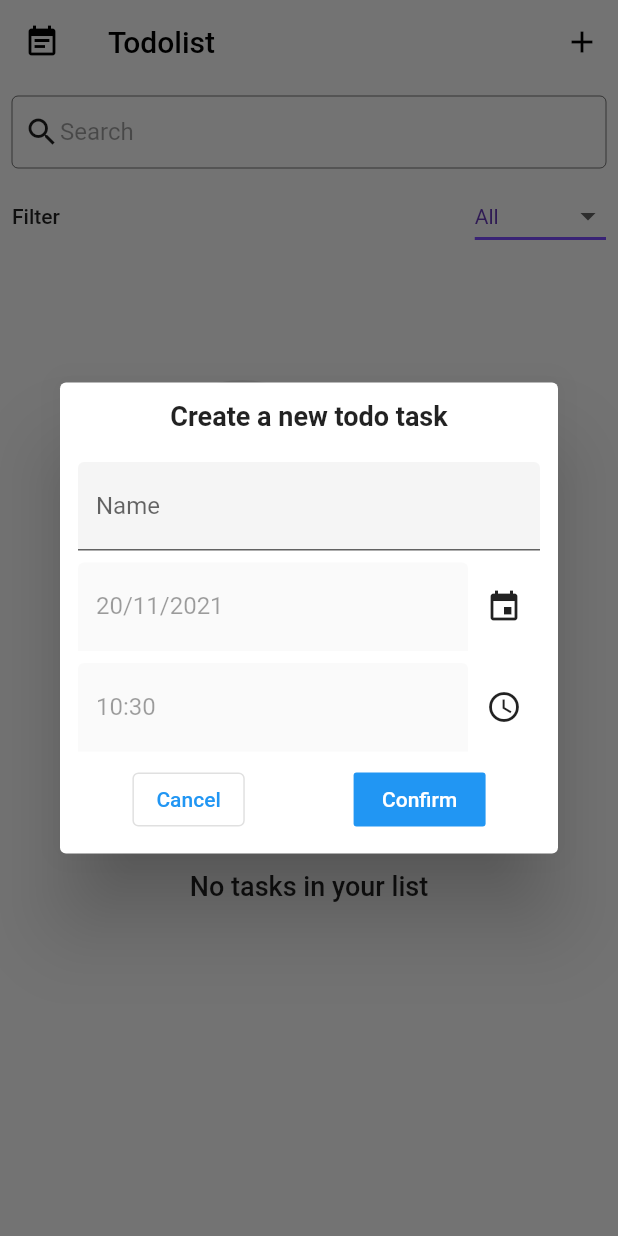
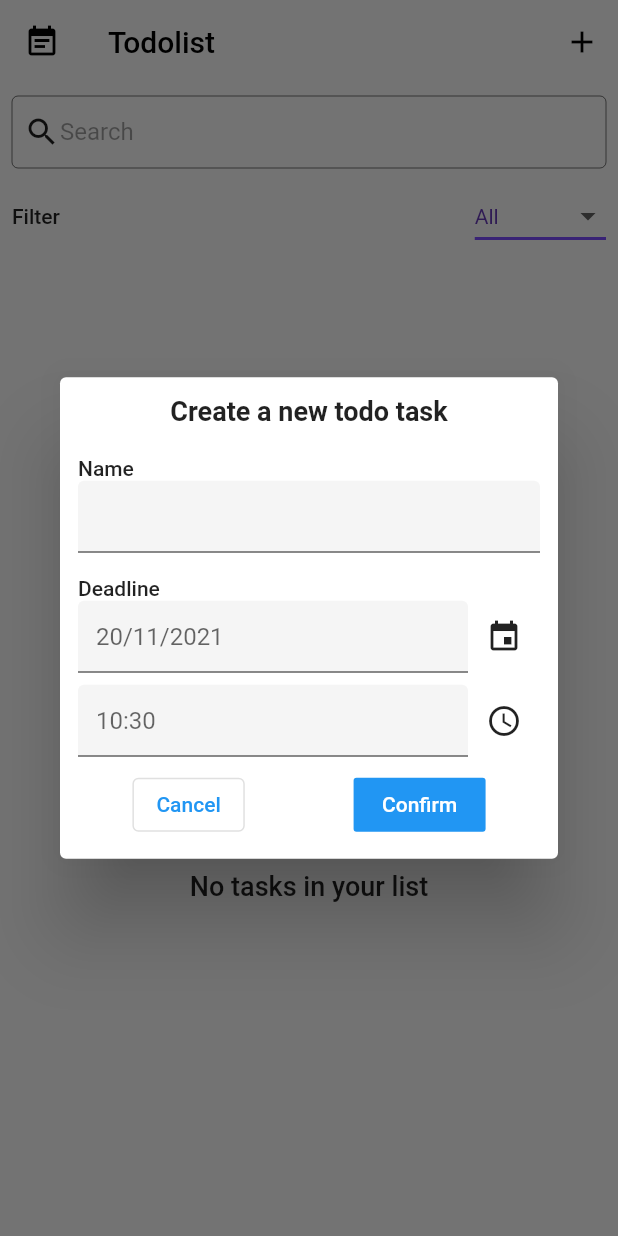
Before and after one commit to dainghia-tran/todolist, a Flutter app: the screen it shows after launch, after a tap on the "add" icon, on a phone screen of 412 x 824 dp. Run offline on Flutter 3.47's test engine with Material 2 defaults, Android fonts, the phone set to English and light mode, and no system bars; drawn by our look-alikes of lottie; our stand-ins replace flutter_local_notifications, flutter_slidable, shared_preferences, timezone; missing offline and left inert: fuzzy.

Commit message:
Done add, mark as done, remove, filter, fuzzy search, send notification

```diff
--- a/lib/models/todo.dart
+++ b/lib/models/todo.dart
@@ -1,7 +1,28 @@
+import 'dart:convert';
+
 class Todo {
   String name;
   DateTime deadline;
   bool isCompleted;
 
   Todo(this.name, this.deadline, this.isCompleted);
+
+  factory Todo.fromJson(Map<String, dynamic> json) {
+    return Todo(
+        json['name'], DateTime.parse(json['deadline']), json['isCompleted']);
+  }
+
+  Map<String, dynamic> toMap() => {
+        'name': name,
+        'deadline': deadline.toString(),
+        'isCompleted': isCompleted
+      };
+
+  static String encode(List<Todo> todos) =>
+      json.encode(todos.map((e) => e.toMap()).toList());
+
+  static List<Todo> decode(String todos) =>
+      (json.decode(todos) as List<dynamic>)
+          .map((e) => Todo.fromJson(e))
+          .toList();
 }
--- /dev/null
+++ b/lib/notification_utils.dart
@@ -0,0 +1,50 @@
+import 'package:flutter_local_notifications/flutter_local_notifications.dart';
+import 'package:timezone/data/latest.dart' as tz;
+import 'package:timezone/timezone.dart' as tz;
+import 'package:todolist/utils.dart' as utils;
+
+class NotificationUtils {
+  static final flutterLocalNotificationsPlugin =
+      FlutterLocalNotificationsPlugin();
+
+  static void initialize() async {
+    tz.initializeTimeZones();
+    const android = AndroidInitializationSettings('@mipmap/ic_launcher');
+    const iOs = IOSInitializationSettings();
+    const settings = InitializationSettings(iOS: iOs, android: android);
+    await flutterLocalNotificationsPlugin.initialize(
+      settings,
+      onSelectNotification: (payload) async {},
+    );
+  }
+
+  static void scheduleNotificationWithDefaultSound(
+      String name, DateTime deadline) async {
+    final diff = deadline.difference(DateTime.now()).inMinutes;
+    await flutterLocalNotificationsPlugin.zonedSchedule(
+      (deadline.millisecondsSinceEpoch / 1000).round(),
+      'Deadline is comming in $diff minutes',
+      '$name is due at ${utils.formatDateTime(deadline)}',
+      tz.TZDateTime.from(
+          deadline.subtract(Duration(minutes: diff > 10 ? 10 : diff)),
+          tz.getLocation('Asia/Bangkok')),
+      await _notificationDetails(),
+      payload: 'Default_Sound',
+      androidAllowWhileIdle: true,
+      uiLocalNotificationDateInterpretation:
+          UILocalNotificationDateInterpretation.absoluteTime,
+    );
+  }
+
+  static Future _notificationDetails() async {
+    return const NotificationDetails(
+      android: AndroidNotificationDetails('channel id', 'channel name',
+          channelDescription: 'channel description',
+          importance: Importance.max),
+      iOS: IOSNotificationDetails(),
+    );
+  }
+
+  static void cancelNotification(int id) =>
+      flutterLocalNotificationsPlugin.cancel(id);
+}
--- a/lib/pages/home_page/home_bloc.dart
+++ b/lib/pages/home_page/home_bloc.dart
@@ -1,38 +1,116 @@
 import 'dart:async';
 
+import 'package:fuzzy/fuzzy.dart';
 import 'package:shared_preferences/shared_preferences.dart';
 import 'package:todolist/models/todo.dart';
+import 'package:todolist/notification_utils.dart';
+
+const prefKey = 'todos';
 
 class HomeBloc {
   List<Todo> todos = [];
+  var currentFilter = 'All';
   var todosController = StreamController();
+  var currentFilterController = StreamController();
 
   Stream get todosStream => todosController.stream;
 
-  void createNewTask(Todo todo) {
-    todos.add(todo);
+  Stream get currentFilterStream => currentFilterController.stream;
+
+  int sortTodos(a, b) => a.deadline.compareTo(b.deadline);
+
+  void initialize() {
+    currentFilterController.add(currentFilter);
+    loadTodosFromStorage();
+    NotificationUtils.initialize();
+  }
+
+  void todosManager(String event, {Todo? todo}) async {
+    switch (event) {
+      case 'add':
+        todos.add(todo!);
+        NotificationUtils.scheduleNotificationWithDefaultSound(
+            todo.name, todo.deadline);
+        break;
+      case 'remove':
+        todos.remove(todo);
+        NotificationUtils.cancelNotification(
+            (todo!.deadline.millisecondsSinceEpoch / 1000).round());
+        break;
+      case 'markAsDone':
+        final index = todos.indexOf(todo!);
+        todo.isCompleted = true;
+        todos.remove(todo);
+        todos.insert(index, todo);
+        NotificationUtils.cancelNotification(
+            (todo.deadline.millisecondsSinceEpoch / 1000).round());
+        break;
+    }
+    todos.sort(sortTodos);
     todosController.add(todos);
+    loadTodosByFilter(currentFilter);
   }
 
   void loadTodosFromStorage() async {
     final prefs = await SharedPreferences.getInstance();
+
+    final String? savedData = prefs.getString(prefKey);
+    if (savedData != null) {
+      todos = Todo.decode(savedData);
+    }
+    todosController.add(todos);
   }
 
   void saveTodosToStorage() async {
     final prefs = await SharedPreferences.getInstance();
 
-    // List<Todo> todos = todosController.stream.
+    final encodedData = Todo.encode(todos);
+    prefs.setString(prefKey, encodedData);
   }
 
-  void loadTodosByFilter(String filter) {
+  void searchTodos(String keyword) {
+    final fuzzyTodos = Fuzzy(todos.map((e) => e.name).toList());
+    final result = fuzzyTodos.search(keyword);
+    final matchedItems = result.map((e) => e.item).toList();
+    final searchResult =
+        todos.where((e) => matchedItems.contains(e.name)).toList();
+    searchResult.sort(sortTodos);
+    todosController.add(searchResult);
+  }
+
+  void loadTodosByFilter(String? filter) {
     switch (filter) {
       case 'All':
+        todosController.add(todos);
+        break;
       case 'Today':
+        List<Todo> todayTodos = todos.where(isToday).toList();
+        todosController.add(todayTodos);
+        break;
       case 'Upcoming':
+        List<Todo> upcomingTodos =
+            todos.where((e) => e.deadline.isAfter(DateTime.now())).toList();
+        todosController.add(upcomingTodos);
+        break;
+      case 'Done':
+        List<Todo> completedTodos = todos.where((e) => e.isCompleted).toList();
+        todosController.add(completedTodos);
+        break;
     }
+    currentFilter = filter!;
+    currentFilterController.add(currentFilter);
+  }
+
+  bool isToday(Todo todo) {
+    DateTime deadline = todo.deadline;
+    DateTime now = DateTime.now();
+    return (deadline.year == now.year &&
+        deadline.month == now.month &&
+        deadline.day == now.day);
   }
 
   void dispose() {
     todosController.close();
+    currentFilterController.close();
   }
 }
--- a/lib/pages/home_page/home_page.dart
+++ b/lib/pages/home_page/home_page.dart
@@ -1,9 +1,9 @@
 import 'package:flutter/material.dart';
 import 'package:lottie/lottie.dart';
-import 'package:todolist/models/todo.dart';
 import 'package:todolist/pages/home_page/home_bloc.dart';
 import 'package:todolist/pages/home_page/widgets/create_todo_dialog.dart';
 import 'package:todolist/pages/home_page/widgets/search_bar.dart';
+import 'package:todolist/pages/home_page/widgets/todo_item.dart';
 
 class HomePage extends StatefulWidget {
   const HomePage({Key? key}) : super(key: key);
@@ -12,18 +12,35 @@ class HomePage extends StatefulWidget {
   _HomePageState createState() => _HomePageState();
 }
 
-class _HomePageState extends State<HomePage> {
+class _HomePageState extends State<HomePage> with WidgetsBindingObserver {
   final HomeBloc bloc = HomeBloc();
+
+  @override
+  void didChangeAppLifecycleState(AppLifecycleState state) {
+    if (state == AppLifecycleState.inactive) {
+      //Save to SharedPreferences
+      bloc.saveTodosToStorage();
+    }
+  }
 
   @override
   void initState() {
     super.initState();
-    bloc.loadTodosFromStorage();
+    WidgetsBinding.instance!.addObserver(this);
+    bloc.initialize();
+  }
+
+  @override
+  void dispose() {
+    super.dispose();
+    WidgetsBinding.instance!.removeObserver(this);
+    bloc.dispose();
   }
 
   @override
   Widget build(BuildContext context) {
     return Scaffold(
+      resizeToAvoidBottomInset: false,
       appBar: AppBar(
         elevation: 0,
         backgroundColor: Theme.of(context).scaffoldBackgroundColor,
@@ -39,11 +56,13 @@ class _HomePageState extends State<HomePage> {
           IconButton(
               icon: const Icon(Icons.add, color: Colors.black),
               onPressed: () {
+                // _showNotificationWithDefaultSound('name', DateTime.now());
                 showDialog(
                     context: context,
                     builder: (_) => CreateTodoDialog(
-                      onPressConfirm: (todo) => bloc.createNewTask(todo)),
-                );
+                          onPressConfirm: (todo) =>
+                              bloc.todosManager('add', todo: todo),
+                        ));
               })
         ],
       ),
@@ -52,7 +71,7 @@ class _HomePageState extends State<HomePage> {
           Column(
             children: [
               SearchBar(
-                onClick: () {},
+                onChange: bloc.searchTodos,
               ),
               Container(
                 padding: const EdgeInsets.symmetric(horizontal: 8),
@@ -61,8 +80,10 @@ class _HomePageState extends State<HomePage> {
                   children: [
                     const Text('Filter',
                         style: TextStyle(fontWeight: FontWeight.w500)),
-                    DropdownButton(
-                        value: 'All',
+                    StreamBuilder(
+                      stream: bloc.currentFilterStream,
+                      builder: (context, snapshot) => DropdownButton(
+                        value: snapshot.data,
                         icon: const Icon(Icons.arrow_drop_down_sharp),
                         iconSize: 24,
                         elevation: 16,
@@ -71,27 +92,39 @@ class _HomePageState extends State<HomePage> {
                           height: 2,
                           color: Colors.deepPurpleAccent,
                         ),
-                        onChanged: (value) => {},
-                        items: <String>['All', 'Today', 'Upcoming']
-                            .map<DropdownMenuItem<String>>((e) =>
-                                DropdownMenuItem<String>(
-                                    value: e, child: Text(e)))
-                            .toList())
+                        onChanged: (value) =>
+                            bloc.loadTodosByFilter((value as String)),
+                        items: <String>['All', 'Today', 'Upcoming', 'Done']
+                            .map<DropdownMenuItem<String>>(
+                              (e) => DropdownMenuItem<String>(
+                                value: e,
+                                child: Text(e),
+                              ),
+                            )
+                            .toList(),
+                      ),
+                    )
                   ],
                 ),
               )
             ],
           ),
-          StreamBuilder(
+          Expanded(
+            child: SingleChildScrollView(
+              child: StreamBuilder(
                 stream: bloc.todosStream,
                 builder: (context, snapshot) {
-              if (snapshot.hasData) {
-                return SingleChildScrollView(
-                  child: Column(
+                  if (snapshot.hasData && (snapshot.data as List).isNotEmpty) {
+                    return Column(
                       children: (snapshot.data as List)
-                        .map((e) => Text((e as Todo).name))
+                          .map((e) => TodoItem(
+                                todo: e,
+                                onMarkAsDone: () =>
+                                    bloc.todosManager('markAsDone', todo: e),
+                                onRemove: () =>
+                                    bloc.todosManager('remove', todo: e),
+                              ))
                           .toList(),
-                  ),
                     );
                   } else {
                     return Center(
@@ -108,6 +141,8 @@ class _HomePageState extends State<HomePage> {
                     );
                   }
                 },
+              ),
+            ),
           )
         ],
       ),
--- a/lib/pages/home_page/widgets/create_todo_dialog.dart
+++ b/lib/pages/home_page/widgets/create_todo_dialog.dart
@@ -15,6 +15,8 @@ class _CreateTodoDialogState extends State<CreateTodoDialog> {
   String name = '';
   DateTime date = DateTime.now();
   TimeOfDay time = TimeOfDay.now();
+  bool isEmpty = false;
+  bool isBeforeNow = false;
 
   @override
   Widget build(BuildContext context) {
@@ -22,36 +24,47 @@ class _CreateTodoDialogState extends State<CreateTodoDialog> {
       child: Container(
         padding: const EdgeInsets.all(12),
         child: Column(
+          crossAxisAlignment: CrossAxisAlignment.start,
           mainAxisSize: MainAxisSize.min,
           children: [
-            const Text(
-              'Create a new todo task',
-              style: TextStyle(fontWeight: FontWeight.bold, fontSize: 18),
+            const Center(
+              child: Text(
+                'Create a new todo task',
+                style: TextStyle(fontWeight: FontWeight.bold, fontSize: 18),
+              ),
             ),
             const SizedBox(
               height: 20,
             ),
+            const Text(
+              'Name',
+              style: TextStyle(fontWeight: FontWeight.w500),
+            ),
             TextField(
-              decoration: const InputDecoration(
-                filled: true,
-                labelText: 'Name',
-              ),
+              decoration: InputDecoration(
+                  filled: true, errorText: isEmpty ? 'Enter a name' : null),
               onChanged: (value) => setState(() {
                 name = value;
               }),
             ),
             const SizedBox(
-              height: 8,
+              height: 16,
+            ),
+            const Text(
+              'Deadline',
+              style: TextStyle(fontWeight: FontWeight.w500),
             ),
             Row(
               children: [
                 Expanded(
                   child: TextField(
-                    enabled: false,
+                    readOnly: true,
                     decoration: InputDecoration(
-                      filled: true,
-                      labelText: utils.formatDate(date),
-                    ),
+                        filled: true,
+                        hintText: utils.formatDate(date),
+                        errorText: isBeforeNow
+                            ? 'Deadline must be greater present'
+                            : null),
                   ),
                 ),
                 IconButton(
@@ -66,11 +79,11 @@ class _CreateTodoDialogState extends State<CreateTodoDialog> {
               children: [
                 Expanded(
                   child: TextField(
-                    enabled: false,
+                    readOnly: true,
                     decoration: InputDecoration(
-                      filled: true,
-                      labelText: utils.formatTime(time),
-                    ),
+                        filled: true,
+                        hintText: utils.formatTime(time),
+                        errorText: isBeforeNow ? '' : null),
                   ),
                 ),
                 IconButton(
@@ -89,8 +102,30 @@ class _CreateTodoDialogState extends State<CreateTodoDialog> {
                     child: const Text('Cancel')),
                 MaterialButton(
                   onPressed: () {
+                    if (name == '') {
+                      setState(() {
+                        isEmpty = true;
+                      });
+                      return;
+                    } else {
+                      setState(() {
+                        isEmpty = false;
+                      });
+                    }
+
                     DateTime deadline = DateTime(date.year, date.month,
                         date.day, time.hour, time.minute);
+
+                    if (deadline.isBefore(DateTime.now())) {
+                      setState(() {
+                        isBeforeNow = true;
+                      });
+                      return;
+                    } else {
+                      setState(() {
+                        isBeforeNow = true;
+                      });
+                    }
 
                     Todo todo = Todo(name, deadline, false);
                     widget.onPressConfirm(todo);
--- a/lib/pages/home_page/widgets/search_bar.dart
+++ b/lib/pages/home_page/widgets/search_bar.dart
@@ -1,15 +1,14 @@
 import 'package:flutter/material.dart';
 
 class SearchBar extends StatefulWidget {
-  const SearchBar({Key? key, this.onClick}) : super(key: key);
-  final onClick;
+  const SearchBar({Key? key, this.onChange}) : super(key: key);
+  final onChange;
 
   @override
   _SearchBarState createState() => _SearchBarState();
 }
 
 class _SearchBarState extends State<SearchBar> {
-
   @override
   Widget build(BuildContext context) {
     return SafeArea(
@@ -28,7 +27,7 @@ class _SearchBarState extends State<SearchBar> {
               ),
               TextFormField(
                 maxLines: 1,
-                onFieldSubmitted: (String keyword) => widget.onClick(keyword),
+                onChanged: (value) => widget.onChange(value),
                 style: const TextStyle(color: Colors.black),
                 decoration: const InputDecoration(
                   contentPadding: EdgeInsets.only(left: 32, right: 8),
--- a/lib/utils.dart
+++ b/lib/utils.dart
@@ -5,5 +5,9 @@ String formatDate(DateTime date) {
 }
 
 String formatTime(TimeOfDay time) {
-  return '${time.hour}:${time.minute}';
+  return '${time.hour}:${time.minute.toString().padLeft(2, '0')}';
 }
+
+String formatDateTime(DateTime dateTime) {
+  return '${dateTime.hour}:${dateTime.minute} - ${dateTime.day}/${dateTime.month}/${dateTime.year}';
+}
--- a/pubspec.yaml
+++ b/pubspec.yaml
@@ -36,6 +36,10 @@ dependencies:
   cupertino_icons: ^1.0.2
   shared_preferences: ^2.0.8
   lottie: ^1.2.1
+  flutter_slidable: ^1.1.0
+  fuzzy: ^0.4.0-nullsafety.0
+  flutter_local_notifications: ^9.1.3
+  timezone: ^0.8.0
 
 dev_dependencies:
   flutter_test:
```
Also changed, not shown: lib/pages/home_page/widgets/todo_item.dart (added, +122 -0 lines), pubspec.lock. Lines whose indentation alone changed are shown as unchanged.
